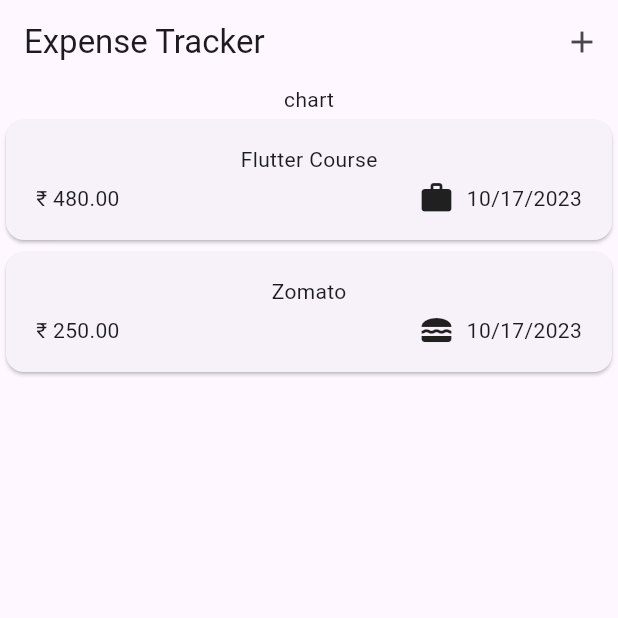
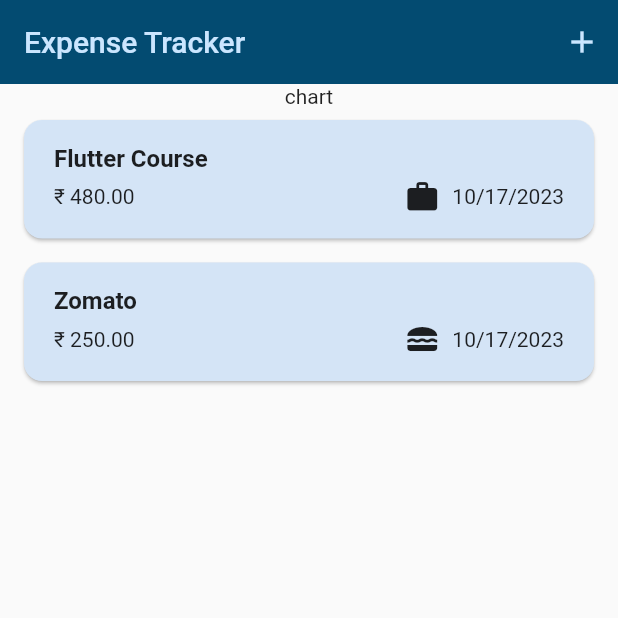
Before and after one commit to Shrimad-Bhagwat/Expense-Tracker, a Flutter app: the screen it shows after launch, on a phone screen of 412 x 824 dp, the top half of it. Run offline on Flutter 3.47's test engine with Material 2 defaults, Android fonts, the phone set to English and light mode, and no system bars.

Commit message:
dark_theme

```diff
--- a/lib/main.dart
+++ b/lib/main.dart
@@ -4,6 +4,14 @@ import 'package:expense_tracker/widgets/expenses.dart';
 void main() {
   runApp(const MyApp());
 }
+
+var kColorScheme = ColorScheme.fromSeed(seedColor: const Color.fromARGB(
+    255, 0, 167, 246));
+
+var kDarkColorScheme = ColorScheme.fromSeed(
+    brightness: Brightness.dark,
+    seedColor: const Color.fromARGB(
+    255, 5, 99, 125));
 
 class MyApp extends StatelessWidget {
   const MyApp({super.key});
@@ -12,9 +20,41 @@ class MyApp extends StatelessWidget {
   @override
   Widget build(BuildContext context) {
     return MaterialApp(
-      theme: ThemeData(useMaterial3: true),
+      darkTheme: ThemeData.dark().copyWith(
+        useMaterial3: true,
+        colorScheme: kDarkColorScheme,
+        cardTheme:const CardTheme().copyWith(
+            color: kDarkColorScheme.secondaryContainer,
+            margin: const EdgeInsets.symmetric(horizontal: 16, vertical: 8)
+        ),
+        elevatedButtonTheme: ElevatedButtonThemeData(
+          style: ElevatedButton.styleFrom(
+              backgroundColor: kDarkColorScheme.primaryContainer,
+              foregroundColor: kDarkColorScheme.onPrimaryContainer,
+          ),
+        ),
+      ),
+      theme: ThemeData().copyWith(
+        useMaterial3: true,
+        colorScheme: kColorScheme,
+        appBarTheme: const AppBarTheme().copyWith(
+          backgroundColor: kColorScheme.onPrimaryContainer,
+          foregroundColor: kColorScheme.primaryContainer
+        ),
+        cardTheme:const CardTheme().copyWith(
+          color: kColorScheme.secondaryContainer,
+          margin: const EdgeInsets.symmetric(horizontal: 16, vertical: 8)
+        ),
+        elevatedButtonTheme: ElevatedButtonThemeData(
+          style: ElevatedButton.styleFrom(
+             backgroundColor: kColorScheme.primaryContainer
+          ),
+        ),
+
+      ),
       debugShowCheckedModeBanner: false,
-      home: Expenses()
+
+        home: const Expenses()
     );
   }
 }
--- a/lib/widgets/expenses.dart
+++ b/lib/widgets/expenses.dart
@@ -1,3 +1,4 @@
+import 'package:expense_tracker/main.dart';
 import 'package:expense_tracker/widgets/expenses_list/expenses_list.dart';
 import 'package:expense_tracker/widgets/new_expense.dart';
 import 'package:flutter/material.dart';
@@ -25,36 +26,64 @@ class _ExpensesState extends State<Expenses> {
         category: Category.food),
   ];
 
-  void _addExpense(Expense expense){
+  void _addExpense(Expense expense) {
     setState(() {
       _registeredExpenses.add(expense);
     });
   }
 
-  void _openAddExpenseOverlay(){
+  void _removeExpense(Expense expense) {
+    final expenseIndex = _registeredExpenses.indexOf(expense);
+    setState(() {
+      _registeredExpenses.remove(expense);
+    });
+    ScaffoldMessenger.of(context).clearSnackBars();
+    ScaffoldMessenger.of(context).showSnackBar(
+      SnackBar(
+        duration: const Duration(seconds: 3),
+        content: const Text('Expense Deleted'),
+        action: SnackBarAction(label: 'Undo', onPressed: (){
+          setState(() {
+            _registeredExpenses.insert(expenseIndex, expense);
+          });
+        }),
+      ),
+    );
+  }
+
+  void _openAddExpenseOverlay() {
     showModalBottomSheet(
       isScrollControlled: true,
       context: context,
-      builder: (ctx){
-      return NewExpense(onAddExpense: _addExpense);
-    },);
+      builder: (ctx) {
+        return NewExpense(onAddExpense: _addExpense);
+      },
+    );
   }
 
   @override
   Widget build(BuildContext context) {
+    Widget mainContent = const Center(
+      child: Text('No expenses found!'),
+    );
+    if (_registeredExpenses.isNotEmpty) {
+      mainContent = ExpensesList(
+        expenses: _registeredExpenses,
+        onRemoveExpense: _removeExpense,
+      );
+    }
     return Scaffold(
       appBar: AppBar(
         title: Text('Expense Tracker'),
         actions: [
           IconButton(
-              onPressed: _openAddExpenseOverlay,
-              icon: const Icon(Icons.add)),
+              onPressed: _openAddExpenseOverlay, icon: const Icon(Icons.add)),
         ],
       ),
       body: Column(
         children: [
           const Text('chart'),
-          Expanded(child: ExpensesList(expenses: _registeredExpenses)),
+          Expanded(child: mainContent),
         ],
       ),
     );
--- a/lib/widgets/expenses_list/expenses_item.dart
+++ b/lib/widgets/expenses_list/expenses_item.dart
@@ -14,8 +14,9 @@ class ExpenseItem extends StatelessWidget {
       child: Padding(
         padding: const EdgeInsets.symmetric(horizontal: 20, vertical: 16),
         child: Column(
+          crossAxisAlignment: CrossAxisAlignment.start,
           children: [
-            Text(expense.title),
+            Text(expense.title, style: Theme.of(context).textTheme.titleMedium?.copyWith(fontWeight: FontWeight.bold),),
             const SizedBox(height: 4,),
             Row(
               children: [
--- a/lib/widgets/expenses_list/expenses_list.dart
+++ b/lib/widgets/expenses_list/expenses_list.dart
@@ -3,19 +3,33 @@ import 'package:flutter/material.dart';
 import 'package:expense_tracker/models/expense.dart';
 
 class ExpensesList extends StatelessWidget {
-  const ExpensesList({super.key, required this.expenses });
+  const ExpensesList({super.key, required this.expenses, required this.onRemoveExpense});
 
   final List<Expense> expenses;
+  final void Function(Expense expense) onRemoveExpense;
 
   @override
   Widget build(BuildContext context) {
     return ListView.builder(
         itemCount: expenses.length,
-        itemBuilder: (context, index){
+        itemBuilder: (context, index) {
           return Container(
-            child: ExpenseItem(expense: expenses[index],),
-          );
-        }
-    );
+              child: Dismissible(
+                background: Container(
+                  // decoration: const BoxDecoration(
+                    // borderRadius: BorderRadius.all(Radius.circular(8))
+                  // ),
+                  color: Theme.of(context).colorScheme.error,
+                  margin: EdgeInsets.symmetric(horizontal: Theme.of(context).cardTheme.margin!.horizontal),
+                ),
+            key: ValueKey(expenses[index]),
+            onDismissed: (direction){
+              onRemoveExpense(expenses[index]);
+            },
+            child: ExpenseItem(
+              expense: expenses[index],
+            ),
+          ));
+        });
   }
 }
```
